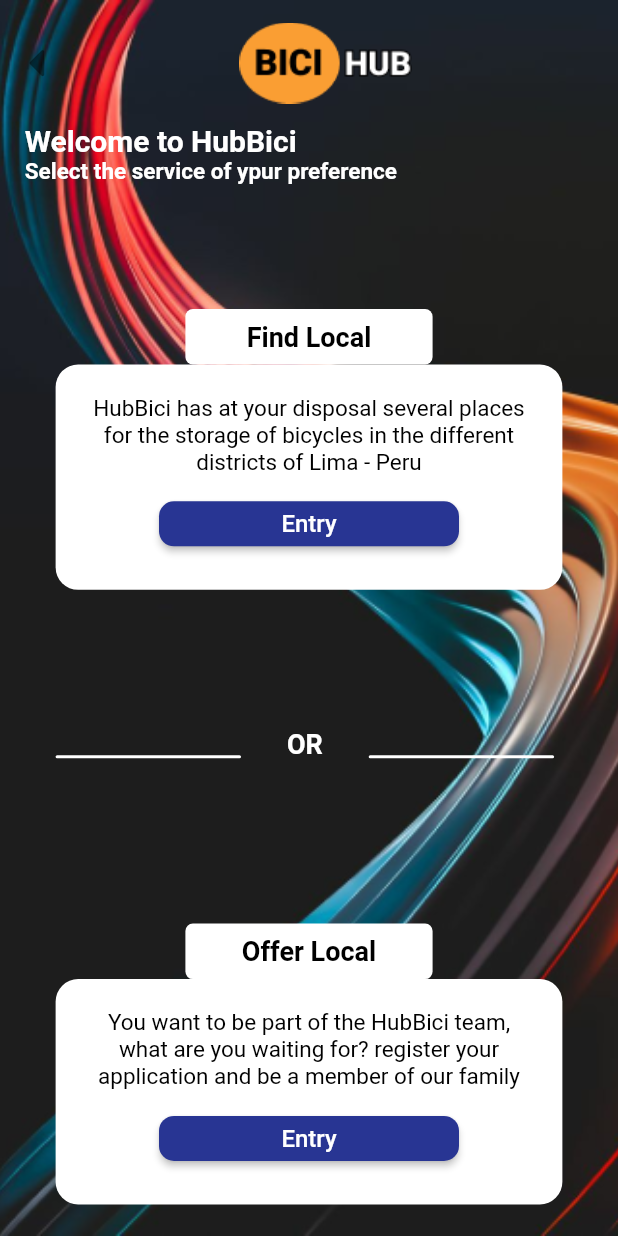
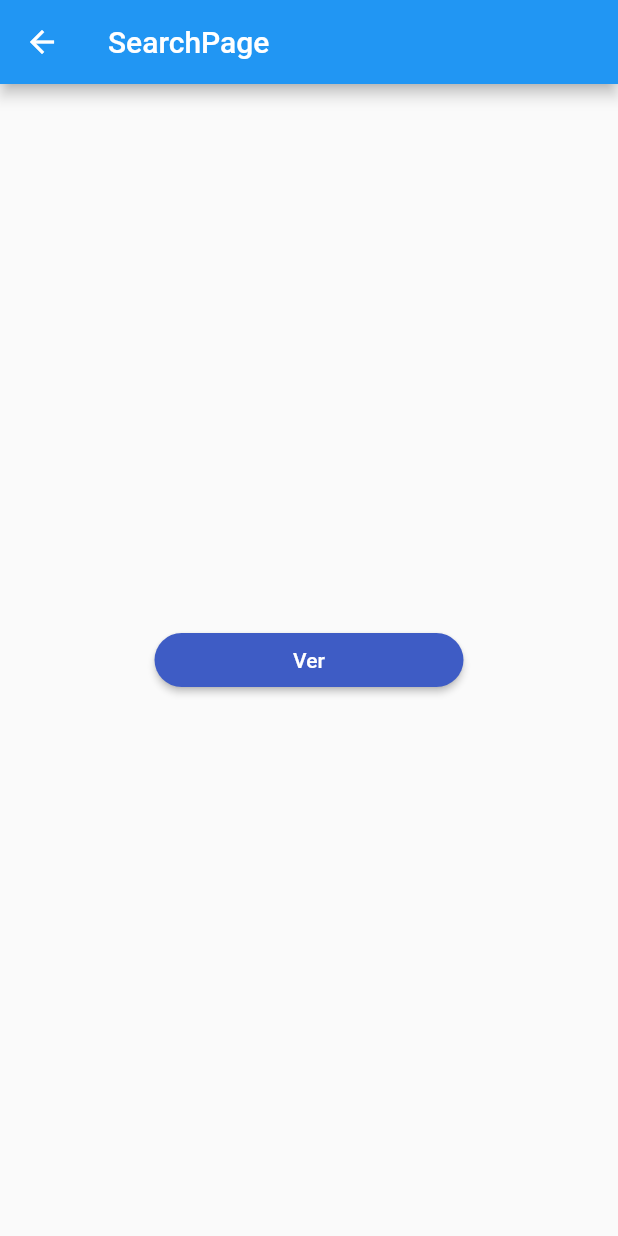
Before and after one commit to EnriqueEA/BiciHub, a Flutter app: the Services screen opened by its route, after a tap on "Entry", on a phone screen of 412 x 824 dp. Run offline on Flutter 3.47's test engine with Material 2 defaults, Android fonts, the phone set to English and light mode, and no system bars; our stand-ins replace font_awesome_flutter, google_maps_flutter, location, percent_indicator.

Commit message:
Routes agregados

```diff
--- a/lib/src/pages/maps_page.dart
+++ b/lib/src/pages/maps_page.dart
@@ -99,7 +99,7 @@ class _MapsPageState extends State<MapsPage> {
                             TextFieldOwn('Price', 0.2),
                           ],
                         ),
-                        Align(child: Button('Choose'))
+                        Align(child: Button('Choose', () {}))
                       ],
                     ),
                   ],
--- /dev/null
+++ b/lib/src/pages/search_page.dart
@@ -0,0 +1,18 @@
+import 'package:bici_hub/src/widgets/button.dart';
+import 'package:flutter/material.dart';
+
+class SearchPage extends StatelessWidget {
+  @override
+  Widget build(BuildContext context) {
+    return Scaffold(
+      appBar: AppBar(
+        title: Text('SearchPage'),
+      ),
+      body: Center(
+        child: Container(
+          child: Button('Ver', () => Navigator.of(context).pushNamed('maps')),
+        ),
+      ),
+    );
+  }
+}
--- a/lib/src/pages/services_page.dart
+++ b/lib/src/pages/services_page.dart
@@ -1,11 +1,12 @@
+import 'package:flutter/material.dart';
+
 import 'package:bici_hub/src/widgets/background.dart';
 import 'package:bici_hub/src/widgets/header.dart';
-import 'package:flutter/material.dart';
 
 class Services extends StatelessWidget {
   @override
   Widget build(BuildContext context) {
-    final t=MediaQuery.of(context).size;
+    final t = MediaQuery.of(context).size;
     return Scaffold(
       body: Stack(
         children: [
@@ -16,57 +17,61 @@ class Services extends StatelessWidget {
             child: Center(
               child: ListView(
                 children: [
-                _Titulo("Find Local",0.25),
-                _Cuerpo("HubBici has at your disposal several places for the storage of bicycles in the different districts of Lima - Peru"),
-
+                  _Titulo("Find Local", 0.25),
+                  _Cuerpo(
+                    "HubBici has at your disposal several places for the storage of bicycles in the different districts of Lima - Peru",
+                    () => Navigator.of(context).pushNamed('search'),
+                  ),
                   Container(
-                  margin: EdgeInsets.only(top: t.width*0.2),
+                    margin: EdgeInsets.only(top: t.width * 0.2),
                     child: Row(
                       children: [
                         Container(
                           padding: EdgeInsets.all(1),
-                     margin: EdgeInsets.only(left: t.width*0.09,),
-                     width: t.width*0.3,
-
+                          margin: EdgeInsets.only(
+                            left: t.width * 0.09,
+                          ),
+                          width: t.width * 0.3,
                           decoration: BoxDecoration(
                             borderRadius: BorderRadius.circular(15),
-                      color: Colors.white
+                            color: Colors.white,
                           ),
-
                         ),
-
                         Container(
-                    margin: EdgeInsets.only(left: t.width*0.05, right: t.width*0.05),
+                          margin: EdgeInsets.only(
+                              left: t.width * 0.05, right: t.width * 0.05),
                           padding: EdgeInsets.all(10),
-                    height: t.height*0.07,
-
-                    child: Text('OR', textAlign: TextAlign.center,style: TextStyle(color: Colors.white, fontSize: 18, fontWeight: FontWeight.bold),),
+                          height: t.height * 0.07,
+                          child: Text(
+                            'OR',
+                            textAlign: TextAlign.center,
+                            style: TextStyle(
+                              color: Colors.white,
+                              fontSize: 18,
+                              fontWeight: FontWeight.bold,
+                            ),
+                          ),
                         ),
                         Container(
                           padding: EdgeInsets.all(1),
-                     margin: EdgeInsets.only(right: t.width*0.09),
-                     width: t.width*0.3,
-
+                          margin: EdgeInsets.only(right: t.width * 0.09),
+                          width: t.width * 0.28,
                           decoration: BoxDecoration(
                             borderRadius: BorderRadius.circular(15),
-                      color: Colors.white
-                    ),
-
-                  ),
-
-                    ],
-
+                            color: Colors.white,
                           ),
                         ),
-                _Titulo("Offer Local",0.1),
-                _Cuerpo("You want to be part of the HubBici team, what are you waiting for? register your application and be a member of our family"),
-
-
+                      ],
+                    ),
+                  ),
+                  _Titulo("Offer Local", 0.1),
+                  _Cuerpo(
+                      "You want to be part of the HubBici team, what are you waiting for? register your application and be a member of our family",
+                      () => Navigator.of(context).pushNamed('request')),
                 ],
               ),
             ),
           )
-
         ],
       ),
     );
@@ -74,40 +79,46 @@ class Services extends StatelessWidget {
 }
 
 class _Cuerpo extends StatelessWidget {
-  const _Cuerpo(
-    this.c
-  );
+  _Cuerpo(this.c, this.onPressed);
 
   final String c;
+  final VoidCallback onPressed;
 
   @override
   Widget build(BuildContext context) {
-    final t=MediaQuery.of(context).size;
+    final t = MediaQuery.of(context).size;
     return Container(
       padding: EdgeInsets.all(20),
-       margin: EdgeInsets.symmetric( horizontal: t.width*0.09),
-      width: t.width*0.1,
+      margin: EdgeInsets.symmetric(horizontal: t.width * 0.09),
+      width: t.width * 0.1,
       decoration: BoxDecoration(
-        borderRadius: BorderRadius.circular(15),
-        color: Colors.white
-      ),
+          borderRadius: BorderRadius.circular(15), color: Colors.white),
       child: Column(
         children: [
-          Text(c, textAlign: TextAlign.center,style: TextStyle(color: Colors.black, fontSize: 15, fontWeight: FontWeight.normal),),
+          Text(
+            c,
+            textAlign: TextAlign.center,
+            style: TextStyle(
+                color: Colors.black,
+                fontSize: 15,
+                fontWeight: FontWeight.normal),
+          ),
           Container(
-            margin: EdgeInsets.only( top: t.height*0.01),
+            margin: EdgeInsets.only(top: t.height * 0.01),
             child: MaterialButton(
               shape: RoundedRectangleBorder(
-                borderRadius: BorderRadius.circular(10)
+                borderRadius: BorderRadius.circular(10),
               ),
               minWidth: 200.0,
               height: 30.0,
-              onPressed: (){},
+              onPressed: onPressed,
               color: Colors.indigo[800],
-              child: Text("Entry", style: TextStyle(color: Colors.white, fontSize: 16),),
+              child: Text(
+                "Entry",
+                style: TextStyle(color: Colors.white, fontSize: 16),
+              ),
             ),
           )
-
         ],
       ),
     );
@@ -115,26 +126,25 @@ class _Cuerpo extends StatelessWidget {
 }
 
 class _Titulo extends StatelessWidget {
-  _Titulo(
-    this.titulo,
-    this.s
-  );
+  _Titulo(this.titulo, this.s);
   final String titulo;
   final double s;
   @override
   Widget build(BuildContext context) {
-     final t=MediaQuery.of(context).size;
+    final t = MediaQuery.of(context).size;
     return Container(
-      margin: EdgeInsets.only(left: t.width*0.3,right: t.width*0.3, top: t.height*s),
+      margin: EdgeInsets.only(
+          left: t.width * 0.3, right: t.width * 0.3, top: t.height * s),
       padding: EdgeInsets.all(8),
       decoration: BoxDecoration(
-        borderRadius: BorderRadius.circular(5),
-        color: Colors.white
-      ),
+          borderRadius: BorderRadius.circular(5), color: Colors.white),
       child: Column(
-
         children: [
-          Text(titulo, style: TextStyle(color: Colors.black, fontSize: 18, fontWeight: FontWeight.bold),)
+          Text(
+            titulo,
+            style: TextStyle(
+                color: Colors.black, fontSize: 18, fontWeight: FontWeight.bold),
+          )
         ],
       ),
     );
@@ -142,41 +152,44 @@ class _Titulo extends StatelessWidget {
 }
 
 class _Textwelcome extends StatelessWidget {
-
-
-
   @override
   Widget build(BuildContext context) {
-    final t=MediaQuery.of(context).size;
+    final t = MediaQuery.of(context).size;
     return Container(
-
-      margin: EdgeInsets.symmetric(vertical: t.height*0.1, horizontal: t.width*0.04),
-
+      margin: EdgeInsets.symmetric(
+          vertical: t.height * 0.1, horizontal: t.width * 0.04),
       child: Column(
         mainAxisAlignment: MainAxisAlignment.start,
         children: [
           Row(
             children: [
-              Text("Welcome to HubBici", style: TextStyle(color: Colors.white, fontSize: 20, fontWeight: FontWeight.bold)),
+              Text(
+                "Welcome to HubBici",
+                style: TextStyle(
+                    color: Colors.white,
+                    fontSize: 20,
+                    fontWeight: FontWeight.bold),
+              ),
             ],
           ),
           Row(
             children: [
-                Text("Select the service of ypur preference", style: TextStyle(color: Colors.white, fontSize: 15, fontWeight: FontWeight.bold))
+              Text(
+                "Select the service of ypur preference",
+                style: TextStyle(
+                    color: Colors.white,
+                    fontSize: 15,
+                    fontWeight: FontWeight.bold),
+              )
             ],
           )
-
-
         ],
       ),
-
     );
   }
 }
 
 class BoxService extends StatelessWidget {
-
-
   @override
   Widget build(BuildContext context) {
     return Center(
@@ -188,10 +201,7 @@ class BoxService extends StatelessWidget {
               width: 20,
               height: 20,
               decoration: BoxDecoration(
-                borderRadius: BorderRadius.circular(20),
-                color: Colors.white
-              ),
-
+                  borderRadius: BorderRadius.circular(20), color: Colors.white),
             )
           ],
         ),
--- a/lib/src/routes/routes.dart
+++ b/lib/src/routes/routes.dart
@@ -1,4 +1,5 @@
 // import 'package:bici_hub/src/pages/home_page.dart';
+import 'package:bici_hub/src/pages/search_page.dart';
 import 'package:bici_hub/src/pages/status_page.dart';
 import 'package:bici_hub/src/pages/maps_page.dart';
 import 'package:bici_hub/src/pages/request_page.dart';
@@ -17,6 +18,7 @@ Map<String, WidgetBuilder> getRoutes() {
     "services": (_) => Services(),
     "statusC": (_) => StatusC(),
     // "login": (_) => Login(),
-    "register": (_) => Register()
+    "register": (_) => Register(),
+    "search": (_) => SearchPage(),
   };
 }
--- a/lib/src/widgets/back_button_own.dart
+++ b/lib/src/widgets/back_button_own.dart
@@ -4,8 +4,22 @@ import 'package:font_awesome_flutter/font_awesome_flutter.dart';
 class BackButtonOwn extends StatelessWidget {
   @override
   Widget build(BuildContext context) {
-    return IconButton(
-      tooltip: 'Atrás',
+    final _size = MediaQuery.of(context).size;
+    return Container(
+      padding: EdgeInsets.only(right: 5.0),
+      margin: EdgeInsets.only(
+        left: _size.width * 0.025,
+        top: _size.width * 0.025,
+      ),
+      width: _size.width * 0.11,
+      height: _size.width * 0.11,
+      decoration: BoxDecoration(
+        color: Colors.white,
+        borderRadius: BorderRadius.circular(5.0),
+      ),
+      child: Center(
+        child: IconButton(
+          tooltip: 'Back',
           onPressed: () {
             Navigator.of(context).pop();
           },
@@ -14,6 +28,8 @@ class BackButtonOwn extends StatelessWidget {
             size: 30,
             color: Colors.black45,
           ),
+        ),
+      ),
     );
   }
 }
--- a/lib/src/widgets/button.dart
+++ b/lib/src/widgets/button.dart
@@ -1,28 +1,20 @@
 import 'package:flutter/material.dart';
 
 class Button extends StatelessWidget {
-  final text;
-  Button(this.text);
+  final String text;
+  final double porcentage;
+  final VoidCallback onPressed;
+  Button(this.text, this.onPressed, {this.porcentage: 0.5});
 
   @override
   Widget build(BuildContext context) {
+    final _size = MediaQuery.of(context).size;
     return ElevatedButton(
-      onPressed: () {},
-      style: ButtonStyle(
-        fixedSize: MaterialStateProperty.resolveWith((states) {
-          if (states.contains(MaterialState.pressed)) {
-            return Size.fromWidth(90);
-          }
-          return null;
-        }),
-        backgroundColor: MaterialStateProperty.all<Color>(
-          Color.fromRGBO(62, 92, 197, 1),
-        ),
-        shape: MaterialStateProperty.all<OutlinedBorder>(
-          RoundedRectangleBorder(
-            borderRadius: BorderRadius.circular(10.0),
-          ),
-        ),
+      onPressed: onPressed,
+      style: ElevatedButton.styleFrom(
+        fixedSize: Size(_size.width * this.porcentage, 20),
+        primary: Color.fromRGBO(62, 92, 197, 1),
+        shape: StadiumBorder(),
       ),
       child: Text('$text'),
     );
```
Also changed, not shown: lib/src/pages/login-page.dart (+11 -4 lines), lib/src/pages/register_page.dart (+46 -42 lines), lib/src/pages/request_page.dart (+7 -9 lines), lib/src/widgets/text_field_own.dart (+4 -5 lines). Lines whose indentation alone changed are shown as unchanged.
